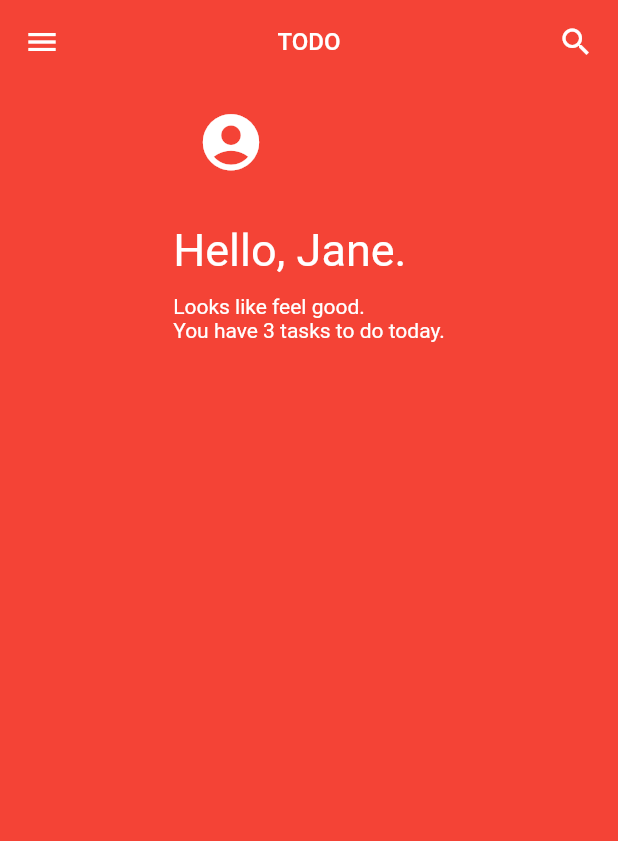
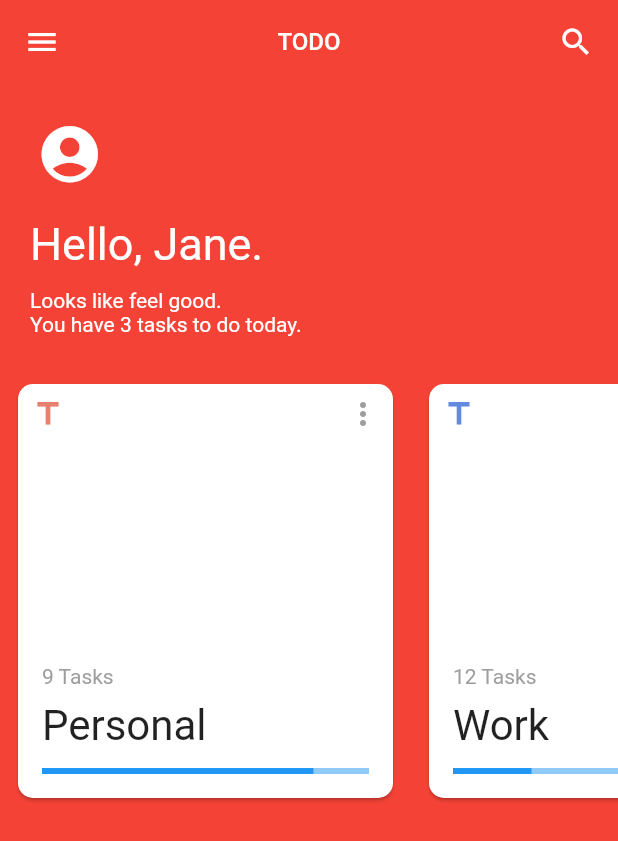
Before and after one commit to PoojaB26/FlutterUIChallenges, a Flutter app: the screen it shows after launch, on a phone screen of 412 x 824 dp. Shown: the top 841 px of the screen. Run offline on Flutter 3.47's test engine with Material 2 defaults, Android fonts, the phone set to English and light mode, and no system bars.

Commit message:
card UI w/o anim

```diff
--- /dev/null
+++ b/todo_app_scrollable_cards/lib/card_item_model.dart
@@ -0,0 +1,13 @@
+
+import 'package:flutter/material.dart';
+
+class CardItemModel {
+
+  String cardTitle;
+  IconData icon;
+  int tasksRemaining;
+  double taskCompletion;
+
+  CardItemModel(this.cardTitle, this.icon, this.tasksRemaining, this.taskCompletion);
+
+}
--- a/todo_app_scrollable_cards/lib/todo_home.dart
+++ b/todo_app_scrollable_cards/lib/todo_home.dart
@@ -1,5 +1,6 @@
 import 'package:flutter/material.dart';
 
+import 'card_item_model.dart';
 class TodoHome extends StatefulWidget{
   @override
   TodoHomeState createState() {
@@ -10,28 +11,113 @@ class TodoHome extends StatefulWidget{
 class TodoHomeState extends State<TodoHome> {
 
   var appColors = [Color.fromRGBO(231, 129, 109, 1.0),Color.fromRGBO(99, 138, 223, 1.0),Color.fromRGBO(111, 194, 173, 1.0)];
+  var cardsList = [CardItemModel("Personal", Icons.account_circle, 9, 0.83),CardItemModel("Work", Icons.work, 12, 0.24),CardItemModel("Home", Icons.home, 7, 0.32)];
 
   @override
   Widget build(BuildContext context) {
 
 
    final  _profileSection = new Container(
+     width: MediaQuery.of(context).size.width,
+      child: Padding(
+        padding: const EdgeInsets.all(20.0),
+        child: Column(
+          crossAxisAlignment: CrossAxisAlignment.start,
+          mainAxisAlignment: MainAxisAlignment.start,
+          children: <Widget>[
+            //Row(),
+            Padding(
+              padding: const EdgeInsets.all(4.0),
+              child: Icon(Icons.account_circle, size: 45.0, color: Colors.white,),
+            ),
+            Padding(
+              padding: const EdgeInsets.fromLTRB(0.0,16.0,0.0,12.0),
+              child: Text("Hello, Jane.", style: TextStyle(fontSize: 30.0, color: Colors.white, fontWeight: FontWeight.w400),),
+            ),
+            Text("Looks like feel good.", style: TextStyle(color: Colors.white),),
+            Text("You have 3 tasks to do today.", style: TextStyle(color: Colors.white,),),
+          ],
+        ),
+      ),
+    );
+
+   getIcons(position) {
+     return Padding(
+       padding: const EdgeInsets.all(8.0),
+       child: Row(
+         mainAxisAlignment: MainAxisAlignment.spaceBetween,
+         children: <Widget>[
+           Icon(Icons.title, color: appColors[position],),
+           Icon(Icons.more_vert, color: Colors.grey,),
+         ],
+       ),
+     );
+   }
+
+   getCardBody(position){
+    return Padding(
+      padding: const EdgeInsets.all(8.0),
       child: Column(
         crossAxisAlignment: CrossAxisAlignment.start,
+
         children: <Widget>[
           Padding(
-            padding: const EdgeInsets.all(16.0),
-            child: Icon(Icons.account_circle, size: 45.0, color: Colors.white,),
+            padding: const EdgeInsets.symmetric(horizontal: 8.0, vertical: 4.0),
+            child: Text("${cardsList[position].tasksRemaining} Tasks", style: TextStyle(color: Colors.grey),),
           ),
           Padding(
-            padding: const EdgeInsets.fromLTRB(0.0,16.0,0.0,12.0),
-            child: Text("Hello, Jane.", style: TextStyle(fontSize: 30.0, color: Colors.white, fontWeight: FontWeight.w400),),
+            padding: const EdgeInsets.symmetric(horizontal: 8.0, vertical: 4.0),
+            child: Text("${cardsList[position].cardTitle}", style: TextStyle(fontSize: 28.0),),
           ),
-          Text("Looks like feel good.", style: TextStyle(color: Colors.white),),
-          Text("You have 3 tasks to do today.", style: TextStyle(color: Colors.white,),),
+          Padding(
+            padding: const EdgeInsets.all(8.0),
+            child: LinearProgressIndicator(
+              value: cardsList[position].taskCompletion,
+            ),
+          )
         ],
       ),
     );
+   }
+
+
+   _todoCards(){
+     return Column(
+       children: <Widget>[
+         Container(
+           height: 300.0,
+           child: ListView.builder(
+             physics: NeverScrollableScrollPhysics(),
+                itemCount: 3,
+               controller: ScrollController(),
+               scrollDirection: Axis.horizontal,
+               itemBuilder: (context, position){
+                  return GestureDetector(
+                    child: Padding(
+                      padding: const EdgeInsets.all(8.0),
+                      child: Card(
+                        child: Container(
+                          width: 250.0,
+                          child: Column(
+                            mainAxisAlignment: MainAxisAlignment.spaceBetween,
+                            children: <Widget>[
+                              getIcons(position),
+                              getCardBody(position),
+                            ],
+                          ),
+                        ),
+                        shape: RoundedRectangleBorder(
+                          borderRadius: BorderRadius.circular(10.0)
+                        ),
+                      ),
+                    ),
+                  );
+                  }
+               ),
+         ),
+       ],
+     );
+   }
 
     return new Scaffold(
       backgroundColor: Colors.red,
@@ -54,7 +140,7 @@ class TodoHomeState extends State<TodoHome> {
           crossAxisAlignment: CrossAxisAlignment.start,
           children: <Widget>[
             _profileSection,
-            //_todoCards(),
+            Expanded(child: _todoCards()),
           ],
         ),
       ),
```
